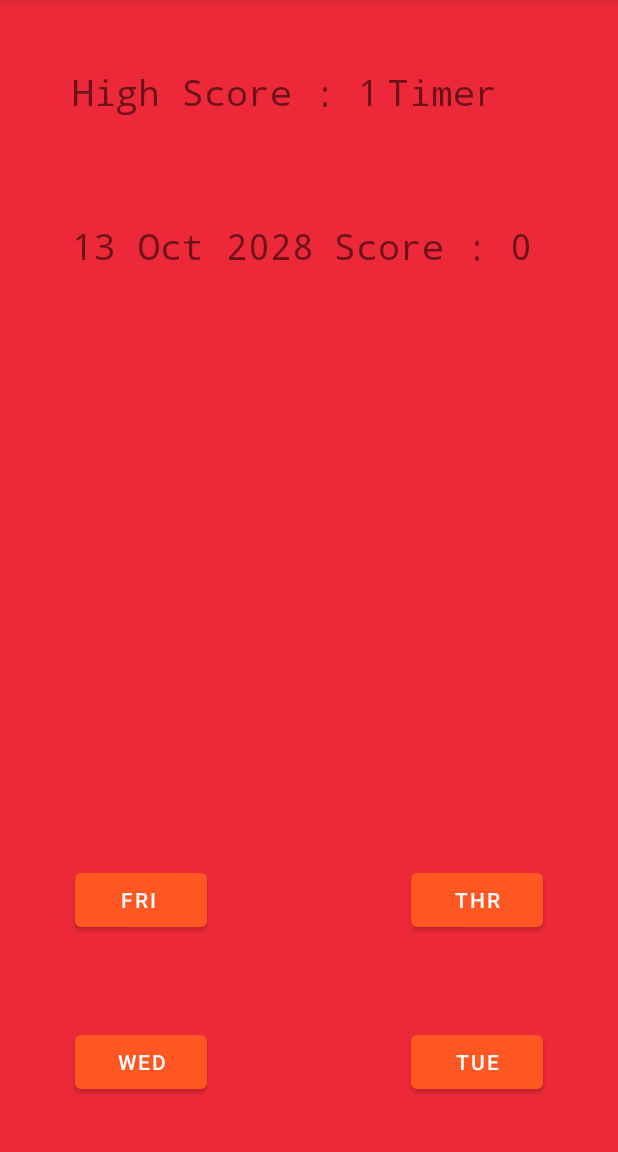
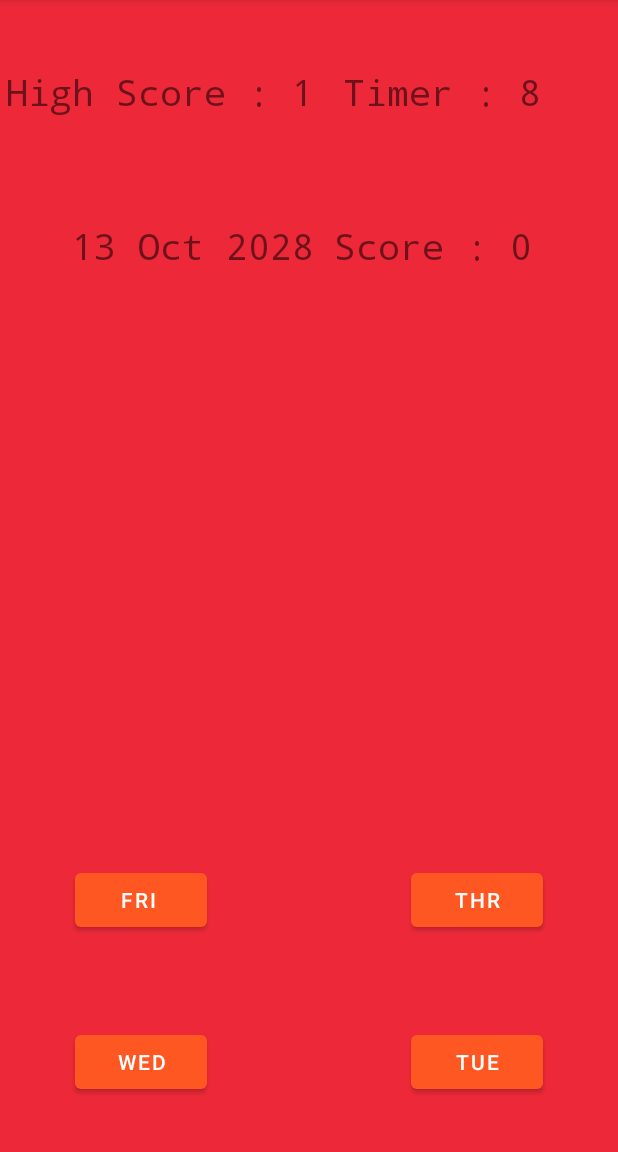
Before and after one commit to jaiakash/guesstheday, an Android app: the screen it shows after launch (MainActivity), after a tap on "SAT", on a phone screen of 412 x 824 dp, the part 84-1236 px from its top. Run offline under Robolectric (Android 15) with nearby library versions, the phone set to English and light mode, and no system bars; 1 other tap on this screen came first.

Commit message:
Added Timer (not yet function fully)

```diff
--- a/app/src/main/java/com/amostrone/akash/gtd/MainActivity.java
+++ b/app/src/main/java/com/amostrone/akash/gtd/MainActivity.java
@@ -6,11 +6,11 @@ import androidx.constraintlayout.widget.ConstraintLayout;
 import android.content.Context;
 import android.content.SharedPreferences;
 import android.os.Bundle;
+import android.os.CountDownTimer;
 import android.os.Vibrator;
 import android.util.Log;
 import android.view.View;
 import android.widget.Button;
-import android.widget.Scroller;
 import android.widget.TextView;
 import android.widget.Toast;
 
@@ -22,13 +22,14 @@ import java.util.Date;
 import java.util.GregorianCalendar;
 
 public class MainActivity extends AppCompatActivity {
-    static TextView date_text,score_text,high_text;
-    Button opt_butt[]= new Button[4];
+    static TextView date_text,score_text,high_text,timer_text;
+    Button[] opt_butt = new Button[4];
     static String ans;
     static String week[]={"Sun", "Mon", "Tue", "Wed", "Thr", "Fri", "Sat"};
     private int Score=0;
     ConstraintLayout home;
     private int highScore = 0;
+    public int counter;
 
     SharedPreferences sharedPref;
     SharedPreferences.Editor SP_edit;
@@ -45,6 +46,7 @@ public class MainActivity extends AppCompatActivity {
         score_text = findViewById(R.id.score);
         home = findViewById(R.id.home);
         high_text = findViewById(R.id.high_score);
+        timer_text = findViewById(R.id.timer);
 
         sharedPref = getSharedPreferences("High Score", MODE_PRIVATE);
         SP_edit = sharedPref.edit();
@@ -113,6 +115,20 @@ public class MainActivity extends AppCompatActivity {
 
         //Toast.makeText(this, ans, Toast.LENGTH_SHORT).show();
 
+        counter=10;
+        new CountDownTimer(10000, 1000){
+            public void onTick(long millisUntilFinished){
+                timer_text.setText("Timer : "+counter);
+                counter--;
+            }
+            public  void onFinish(){
+                //Toast.makeText(MainActivity.this, "Times Up", Toast.LENGTH_SHORT).show();
+                timer_text.setText("Times Up");
+                highScore=Math.max(highScore,Score);
+                Score=0;
+            }
+        }.start();
+
         //Change color of home layout
         home.setBackgroundColor(getResources().getColor(R.color.wrong));
 
@@ -166,7 +182,7 @@ public class MainActivity extends AppCompatActivity {
         }
 
         if(Score<0){
-            Toast.makeText(this, "Game Ended, Your Score is "+ Score, Toast.LENGTH_SHORT).show();
+            Toast.makeText(this, "Game Ended, Your Score is "+ (Score+1), Toast.LENGTH_SHORT).show();
             Score=0;
             home.setBackgroundColor(getResources().getColor(R.color.white));
         }
--- a/app/src/main/res/layout/activity_main.xml
+++ b/app/src/main/res/layout/activity_main.xml
@@ -27,7 +27,7 @@
         android:id="@+id/high_score"
         android:layout_width="wrap_content"
         android:layout_height="wrap_content"
-        android:layout_marginStart="48dp"
+        android:layout_marginStart="4dp"
         android:text="High score = 0"
         android:textSize="24sp"
         android:typeface="monospace"
@@ -49,7 +49,7 @@
         android:typeface="monospace"
         app:layout_constraintBottom_toBottomOf="parent"
         app:layout_constraintEnd_toEndOf="parent"
-        app:layout_constraintHorizontal_bias="0.595"
+        app:layout_constraintHorizontal_bias="0.845"
         app:layout_constraintStart_toEndOf="@+id/text_date"
         app:layout_constraintTop_toTopOf="parent"
         app:layout_constraintVertical_bias="0.061" />
```
